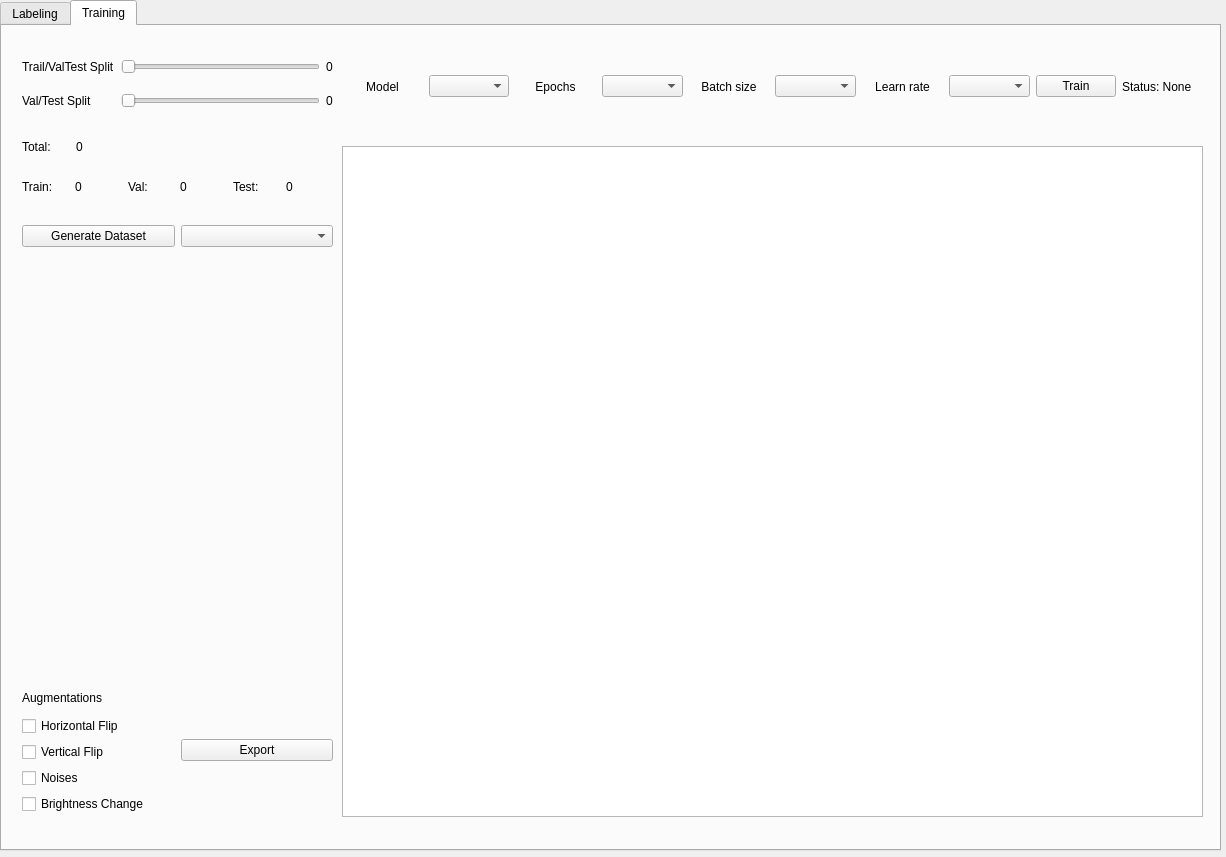
Above: GUIDesign.ui from amorphousmd/Image_Labeler_PyQT5 before the change. Below: the same form after it.
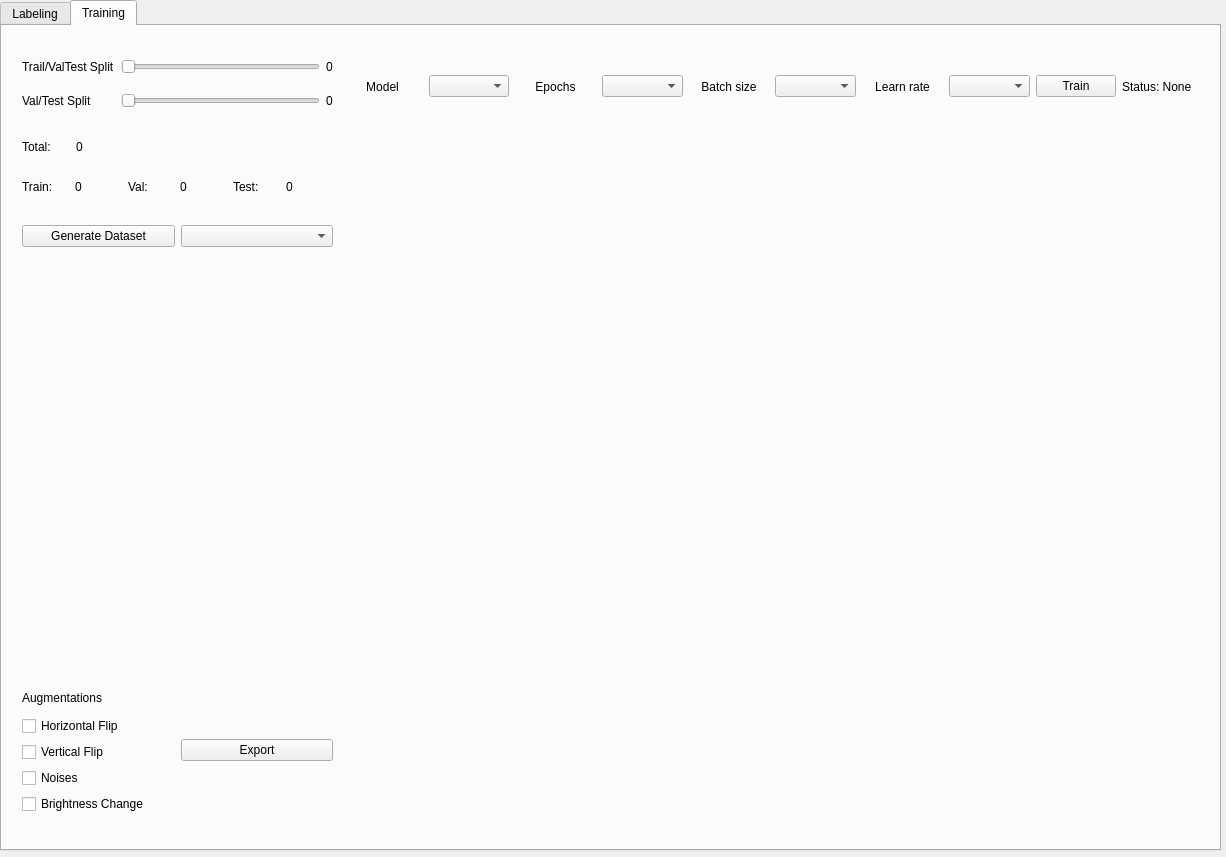
That is the form after the change. The open tabs and pages were chosen to show the change.

What changed in the file:
```diff
--- a/GUIDesign.ui
+++ b/GUIDesign.ui
@@ -220,16 +220,6 @@
       </item>
      </layout>
     </widget>
-    <widget class="QGraphicsView" name="graphicsView_3">
-     <property name="geometry">
-      <rect>
-       <x>340</x>
-       <y>120</y>
-       <width>861</width>
-       <height>671</height>
-      </rect>
-     </property>
-    </widget>
     <widget class="QWidget" name="horizontalLayoutWidget_7">
      <property name="geometry">
       <rect>
```
